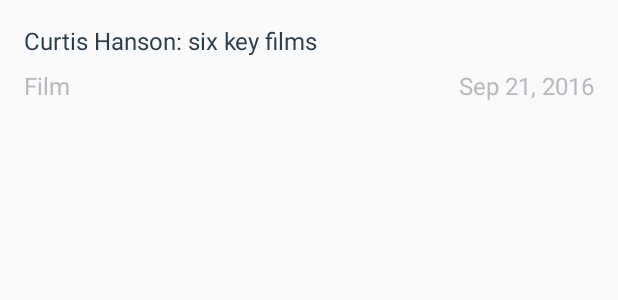
After one commit to jinyanliu/FilmNews, an Android app: the layout list_item.xml on its own in the app's theme, with its tools: preview values and no code run, on a phone screen of 412 x 824 dp. The commit adds this screen. Shown: the top 300 px of the screen. Run offline under Robolectric (Android 15) with nearby library versions, the phone set to English and light mode, and no system bars.

Commit message:
Add list_item xml resource layout file and Modify colors xml resource file with 2 colors detail.

```diff
--- /dev/null
+++ b/app/src/main/res/layout/list_item.xml
@@ -0,0 +1,43 @@
+<?xml version="1.0" encoding="utf-8"?>
+<LinearLayout
+    xmlns:android="http://schemas.android.com/apk/res/android"
+    xmlns:tools="http://schemas.android.com/tools"
+    android:layout_width="match_parent"
+    android:layout_height="match_parent"
+    android:orientation="vertical"
+    android:padding="16dp">
+
+    <TextView
+        android:id="@+id/article_title"
+        android:layout_width="wrap_content"
+        android:layout_height="wrap_content"
+        android:paddingBottom="8dp"
+        android:textColor="@color/textColorFilmNewsTitle"
+        android:textSize="16sp"
+        tools:text="Curtis Hanson: six key films"/>
+
+    <LinearLayout
+        android:layout_width="match_parent"
+        android:layout_height="wrap_content"
+        android:orientation="horizontal">
+
+        <TextView
+            android:id="@+id/section_name"
+            android:layout_width="wrap_content"
+            android:layout_height="wrap_content"
+            android:textColor="@color/textColorFilmNewsDetails"
+            android:textSize="16sp"
+            tools:text="Film"/>
+
+        <TextView
+            android:id="@+id/publish_date"
+            android:layout_width="match_parent"
+            android:layout_height="wrap_content"
+            android:gravity="right"
+            android:textColor="@color/textColorFilmNewsDetails"
+            android:textSize="16sp"
+            tools:text="Sep 21, 2016"/>
+
+    </LinearLayout>
+
+</LinearLayout>
--- a/app/src/main/res/values-w820dp/dimens.xml
+++ /dev/null
@@ -1,6 +0,0 @@
-<resources>
-    <!-- Example customization of dimensions originally defined in res/values/dimens.xml
-         (such as screen margins) for screens with more than 820dp of available width. This
-         would include 7" and 10" devices in landscape (~960dp and ~1280dp respectively). -->
-    <dimen name="activity_horizontal_margin">64dp</dimen>
-</resources>
--- a/app/src/main/res/values/colors.xml
+++ b/app/src/main/res/values/colors.xml
@@ -3,4 +3,10 @@
     <color name="colorPrimary">#3F51B5</color>
     <color name="colorPrimaryDark">#303F9F</color>
     <color name="colorAccent">#FF4081</color>
+
+    <!-- Text color for the details of the film news in the list item -->
+    <color name="textColorFilmNewsDetails">#B4BAC0</color>
+
+    <!-- Text color for the title of the film news in the list item -->
+    <color name="textColorFilmNewsTitle">#2B3D4D</color>
 </resources>
```
